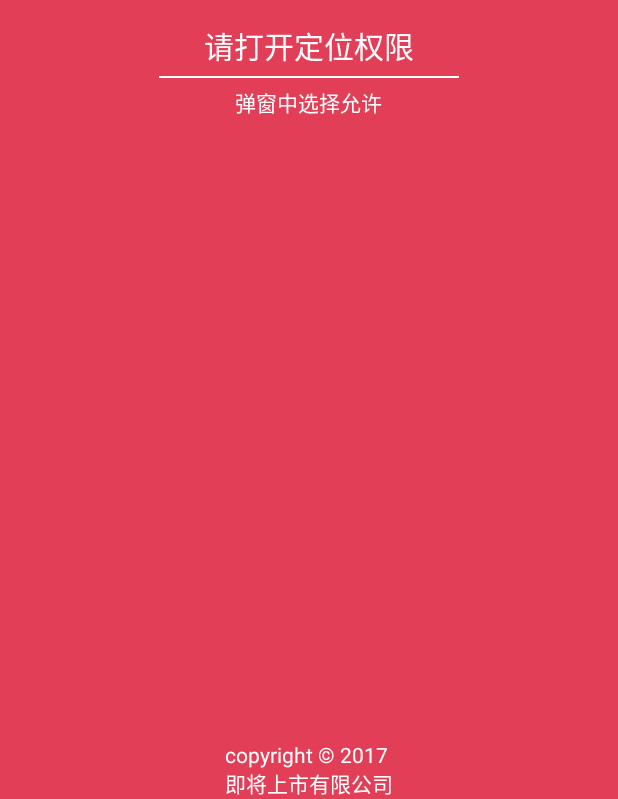
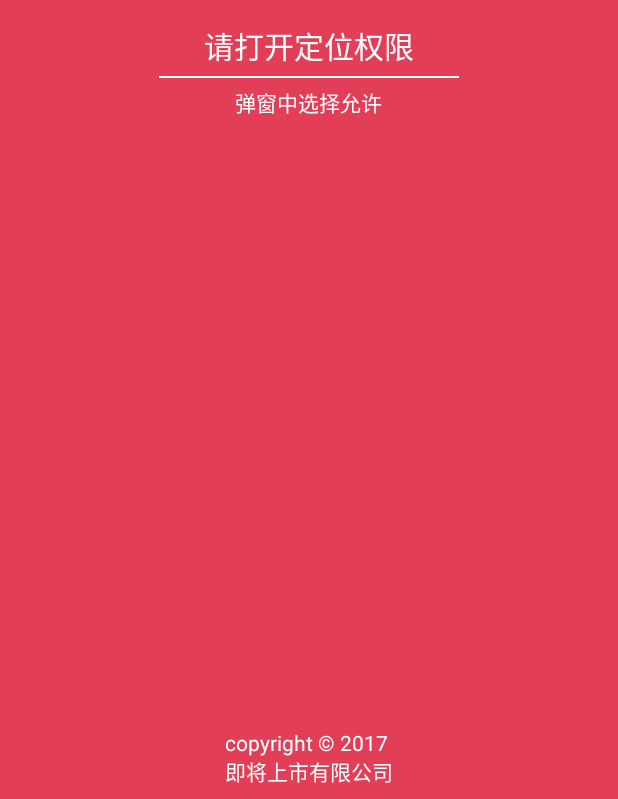
Before and after one commit to uestcwangci/WifiPositionWithFrontEnd, an Android app: the layout fragment_sample_slide2.xml on its own in the app's theme, with its tools: preview values and no code run, on a phone screen of 412 x 824 dp, the part 437-1236 px from its top. Run offline under Robolectric (Android 15) with nearby library versions, the light colour scheme and no system bars.

Commit message:
layout update

```diff
--- a/app/src/main/res/layout/fragment_sample_slide.xml
+++ b/app/src/main/res/layout/fragment_sample_slide.xml
@@ -8,6 +8,7 @@
     android:orientation="vertical"
     android:gravity="center_horizontal"
     android:background="#3f72af"
+    android:paddingBottom="@dimen/appIntroBottomBarHeight"
     tools:context=".fragments.MySlide">
 
     <!-- TODO: Update blank fragment layout -->
--- a/app/src/main/res/layout/fragment_sample_slide2.xml
+++ b/app/src/main/res/layout/fragment_sample_slide2.xml
@@ -1,6 +1,5 @@
 <?xml version="1.0" encoding="utf-8"?>
 <LinearLayout xmlns:android="http://schemas.android.com/apk/res/android"
-    xmlns:app="http://schemas.android.com/apk/res-auto"
     xmlns:tools="http://schemas.android.com/tools"
     android:layout_width="match_parent"
     android:layout_height="match_parent"
@@ -8,6 +7,7 @@
     android:orientation="vertical"
     android:gravity="center_horizontal"
     android:background="#e23e57"
+    android:paddingBottom="@dimen/appIntroBottomBarHeight"
     tools:context=".fragments.MySlide">
 
     <!-- TODO: Update blank fragment layout -->
```
